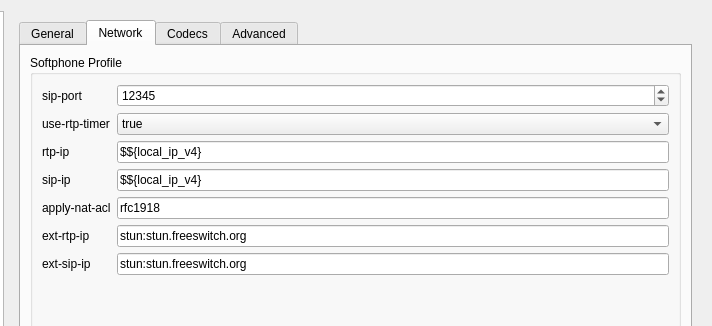
This is fscomm/preferences/prefdialog.ui in karlma/freeswitch-b1.10 as Qt 5 draws it before an edit; both pictures show x 127 to 839 and y 0 to 326 of the 839 by 613 pixel window. The edited form follows.
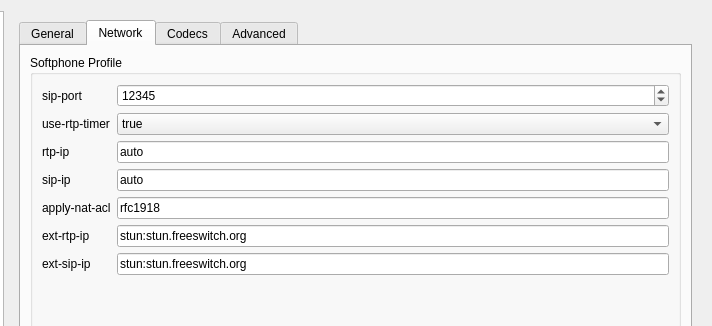
This is the edited form. The open tabs and pages were chosen to show the change. Icons and pictures are not drawn.

Patch:
```diff
--- a/fscomm/preferences/prefdialog.ui
+++ b/fscomm/preferences/prefdialog.ui
@@ -346,7 +346,7 @@
               <item row="2" column="1">
                <widget class="QLineEdit" name="sofiaRtpIpEdit">
                 <property name="text">
-                 <string>$${local_ip_v4}</string>
+                 <string>auto</string>
                 </property>
                </widget>
               </item>
@@ -360,7 +360,7 @@
               <item row="3" column="1">
                <widget class="QLineEdit" name="sofiaSipIpEdit">
                 <property name="text">
-                 <string>$${local_ip_v4}</string>
+                 <string>auto</string>
                 </property>
                </widget>
               </item>
```
Left out of the diff: 12 changed lines with no effect on the pictures.
